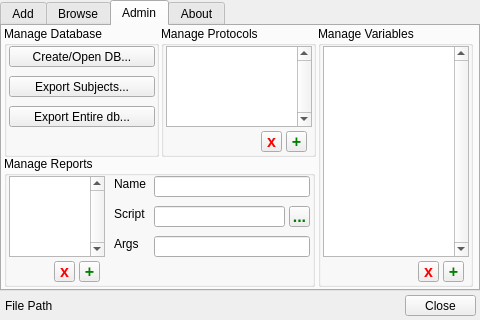
Before: the Qt Designer form src/psylab/subject_manager/subject_manager_ui.ui in cbrown1/psylab, drawn with Qt 5.
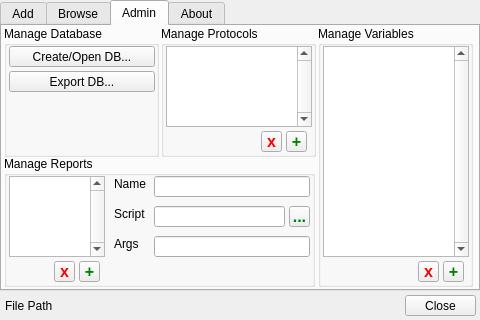
After: the same form once the commit is applied. The open tabs and pages were chosen to show the change.

Commit message: subject manager: work on db import / export

What changed in the file:
```diff
--- a/src/psylab/subject_manager/subject_manager_ui.ui
+++ b/src/psylab/subject_manager/subject_manager_ui.ui
@@ -1089,30 +1089,17 @@
        <string>Create/Open DB...</string>
       </property>
      </widget>
-     <widget class="QPushButton" name="admin_db_export_subjects_pushButton">
-      <property name="geometry">
-       <rect>
-        <x>5</x>
-        <y>50</y>
-        <width>146</width>
-        <height>21</height>
-       </rect>
-      </property>
-      <property name="text">
-       <string>Export Subjects...</string>
-      </property>
-     </widget>
      <widget class="QPushButton" name="admin_db_export_db_pushButton">
       <property name="geometry">
        <rect>
         <x>5</x>
-        <y>80</y>
+        <y>45</y>
         <width>146</width>
         <height>21</height>
        </rect>
       </property>
       <property name="text">
-       <string>Export Entire db...</string>
+       <string>Export DB...</string>
       </property>
      </widget>
     </widget>
```
Left out of the diff: 14 changed lines with no effect on the pictures. The commit also changes 3 other files.
